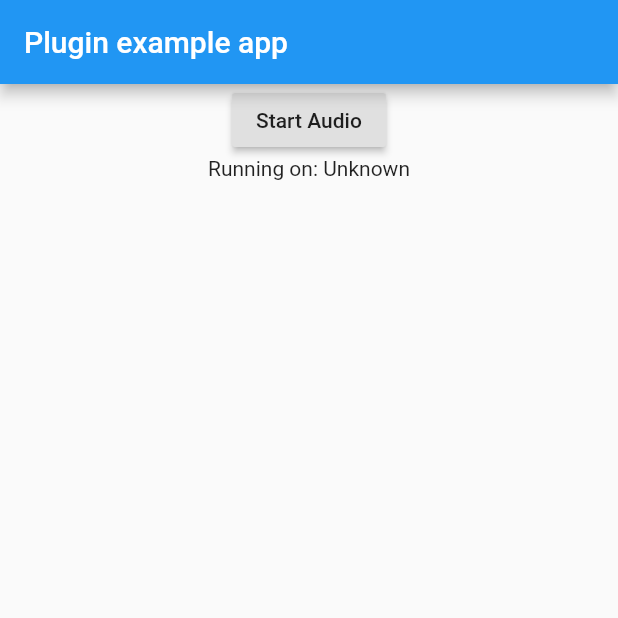
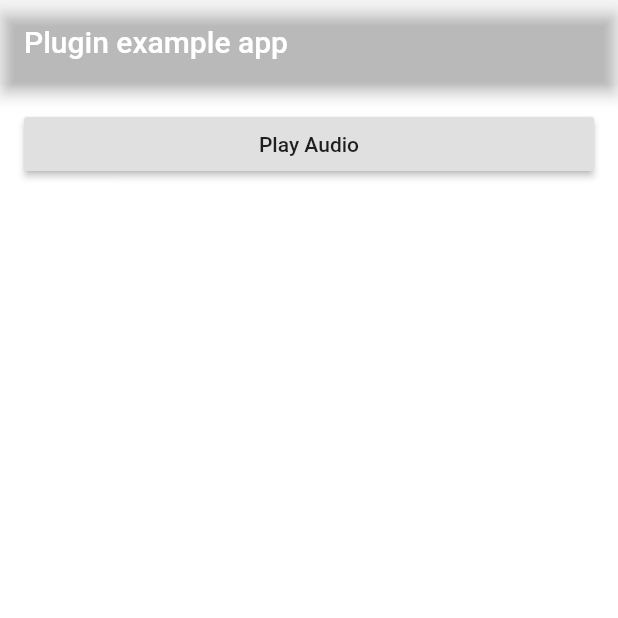
Before and after one commit to Toolenaar/pebbl-app, a Flutter app: the screen it shows after launch, on a phone screen of 412 x 824 dp, the top half of it. Run offline on Flutter 3.47's test engine with Material 2 defaults, Android fonts, the phone set to English and light mode, and no system bars; our stand-ins replace firebase_analytics; accounts and stored records are empty.

```diff
--- /dev/null
+++ b/lib/colors.dart
@@ -0,0 +1,5 @@
+import 'dart:ui';
+
+class AppColors {
+  static const Color backgroundColor = Color(0x222224);
+}
--- a/lib/main.dart
+++ b/lib/main.dart
@@ -1,8 +1,12 @@
+import 'package:firebase_analytics/firebase_analytics.dart';
+import 'package:firebase_analytics/observer.dart';
 import 'package:flutter/material.dart';
-import 'dart:async';
+import 'package:pebbl/colors.dart';
 
-import 'package:flutter/services.dart';
+import 'package:pebbl/model/audio_set.dart';
+import 'package:pebbl/model/stem.dart';
 import 'package:pebbl/plugin/audio_plugin.dart';
+import 'package:pebbl/view/volume_slider.dart';
 
 void main() {
   runApp(MyApp());
@@ -14,62 +18,86 @@ class MyApp extends StatefulWidget {
 }
 
 class _MyAppState extends State<MyApp> {
-  String _platformVersion = 'Unknown';
+  FirebaseAnalytics analytics = FirebaseAnalytics();
+  AudioPlugin _plugin = AudioPlugin();
+  //"test_1_0Core.mp3","test_1_1low.mp3","test_1_3blink.mp3","test_1_4birds.mp3","test_1_paars.mp3"
+  AudioSet _testSet = AudioSet(stems: [
+    Stem(fileName: 'test_1_0Core.mp3', name: 'Core'),
+    Stem(fileName: 'test_1_1low.mp3', name: 'Low'),
+    Stem(fileName: 'test_1_3blink.mp3', name: 'Blink'),
+    Stem(fileName: 'test_1_4birds.mp3', name: 'Birds'),
+    Stem(fileName: 'test_1_paars.mp3', name: 'Paars')
+  ]);
+  bool _isPlaying = false;
 
   @override
   void initState() {
     super.initState();
-    initPlatformState();
-  }
-
-  // Platform messages are asynchronous, so we initialize in an async method.
-  Future<void> initPlatformState() async {
-    String platformVersion;
-    // Platform messages may fail, so we use a try/catch PlatformException.
-    try {
-      platformVersion = await AudioPlugin.platformVersion;
-    } on PlatformException {
-      platformVersion = 'Failed to get platform version.';
-    }
-
-    // If the widget was removed from the tree while the asynchronous platform
-    // message was in flight, we want to discard the reply rather than calling
-    // setState to update our non-existent appearance.
-    if (!mounted) return;
-
-    setState(() {
-      _platformVersion = platformVersion;
-    });
   }
 
   void _play() async {
-    var result = await AudioPlugin.initSet('test');
+    var result = await _plugin.initSet('test');
     if (result) {
-      var result = await AudioPlugin.playSet('test');
+      _isPlaying = await _plugin.playSet('test');
     } else {
       print('Error initializing set');
     }
+    setState(() {});
+  }
+
+  void _pause() async {
+    _isPlaying = !await _plugin.pauseSet('pause');
+    setState(() {});
+  }
+
+  List<Widget> _createVolumeSliders() {
+    if (!_isPlaying) return [SizedBox()];
+    var volumes = List<Widget>.from(
+      _testSet.stems.map(
+        (stem) => VolumeSlider(
+          stem: stem,
+          volumeChanged: (value) => _changeVolume(stem, value),
+        ),
+      ),
+    );
+    return volumes;
   }
 
   @override
   Widget build(BuildContext context) {
     return MaterialApp(
+      navigatorObservers: [
+        FirebaseAnalyticsObserver(analytics: analytics),
+      ],
       home: Scaffold(
+        backgroundColor: AppColors.backgroundColor,
         appBar: AppBar(
+          backgroundColor: AppColors.backgroundColor,
           title: const Text('Plugin example app'),
         ),
         body: Center(
-          child: Column(
-            children: <Widget>[
-              RaisedButton(
-                child: Text('Start Audio'),
-                onPressed: _play,
-              ),
-              Text('Running on: $_platformVersion\n'),
-            ],
+          child: Padding(
+            padding: const EdgeInsets.all(16),
+            child: ListView(
+              children: <Widget>[
+                RaisedButton(
+                  child: Text(_isPlaying ? 'Pause Audio' : 'Play Audio'),
+                  onPressed: _isPlaying ? _pause : _play,
+                ),
+                const SizedBox(height:24),
+               // VolumeSlider(stem: Stem(fileName: 'Test',name: 'Test'),),
+                ..._createVolumeSliders()
+              ],
+            ),
           ),
         ),
       ),
     );
   }
+
+  void _changeVolume(Stem stem, double volume) async {
+    _plugin.changeStemVolume(stem.fileName, volume);
+    stem.volume = volume;
+    setState(() {});
+  }
 }
--- /dev/null
+++ b/lib/model/audio_set.dart
@@ -0,0 +1,8 @@
+import 'package:pebbl/model/stem.dart';
+
+class AudioSet {
+  final List<Stem> stems;
+
+  AudioSet({this.stems});
+
+}
--- /dev/null
+++ b/lib/model/stem.dart
@@ -0,0 +1,15 @@
+class Stem {
+  final String name;
+  final String fileName;
+  Stem({this.name, this.fileName});
+
+  double volume = 1.0;
+
+  Map toJson() {
+    return {'fileName': fileName, 'name': name};
+  }
+
+  static Stem fromJson(Map json) {
+    return Stem(fileName: json['fileName'], name: json['name']);
+  }
+}
--- a/pubspec.yaml
+++ b/pubspec.yaml
@@ -28,6 +28,7 @@ dependencies:
   # The following adds the Cupertino Icons font to your application.
   # Use with the CupertinoIcons class for iOS style icons.
   cupertino_icons: ^0.1.3
+  firebase_analytics: ^5.0.11
 
 dev_dependencies:
   flutter_test:
```
Also changed, not shown: lib/plugin/audio_plugin.dart (+15 -7 lines), lib/view/volume_slider.dart (added, +83 -0 lines), pubspec.lock, 9 other files.
